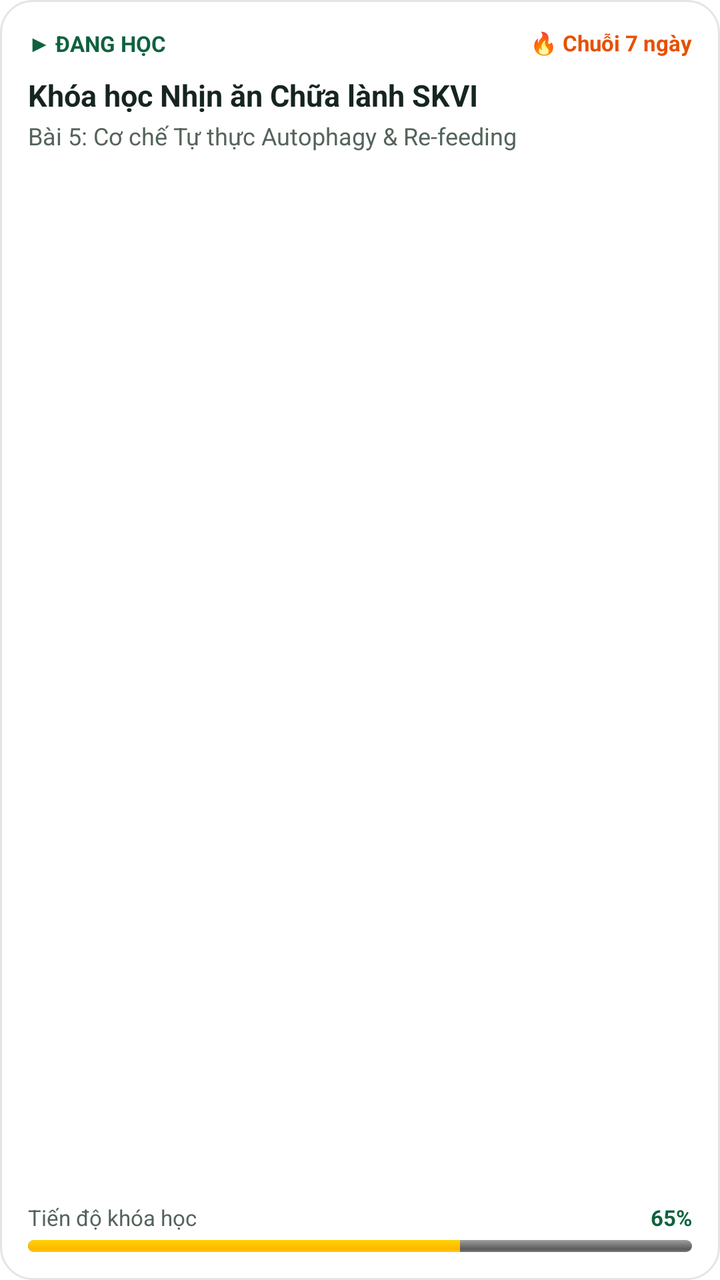
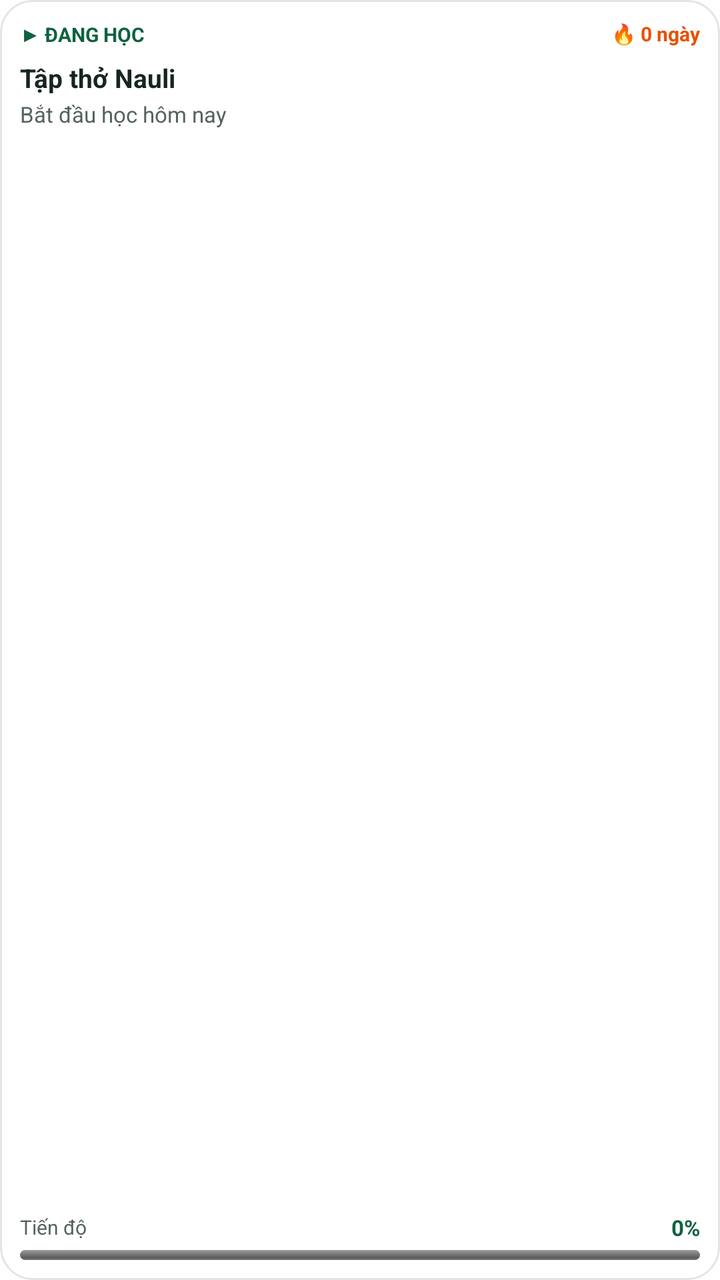

Screens rendered from an Android XML layout before and after an edit, with the pre-edit source and the edit as a unified diff.
<!-- AndroidManifest.xml: fallback theme Theme.MaterialComponents.DayNight.NoActionBar -->
<!-- res/layout/widget_course_resume.xml -->
<?xml version="1.0" encoding="utf-8"?>
<LinearLayout xmlns:android="http://schemas.android.com/apk/res/android"
    android:id="@+id/widget_root"
    android:layout_width="match_parent"
    android:layout_height="match_parent"
    android:orientation="vertical"
    android:padding="14dp"
    android:background="@drawable/widget_background">

    <RelativeLayout
        android:layout_width="match_parent"
        android:layout_height="wrap_content">

        <TextView
            android:id="@+id/tv_badge"
            android:layout_width="wrap_content"
            android:layout_height="wrap_content"
            android:text="▶ ĐANG HỌC"
            android:textColor="#0F623F"
            android:textSize="11sp"
            android:textStyle="bold" />

        <TextView
            android:id="@+id/tv_streak"
            android:layout_width="wrap_content"
            android:layout_height="wrap_content"
            android:layout_alignParentEnd="true"
            android:text="🔥 Chuỗi 7 ngày"
            android:textColor="#E65100"
            android:textSize="11sp"
            android:textStyle="bold" />
    </RelativeLayout>

    <TextView
        android:id="@+id/tv_course"
        android:layout_width="match_parent"
        android:layout_height="wrap_content"
        android:layout_marginTop="8dp"
        android:text="Khóa học Nhịn ăn Chữa lành SKVI"
        android:textColor="#16251E"
        android:textSize="15sp"
        android:textStyle="bold"
        android:maxLines="1"
        android:ellipsize="end" />

    <TextView
        android:id="@+id/tv_next_lesson"
        android:layout_width="match_parent"
        android:layout_height="wrap_content"
        android:layout_marginTop="2dp"
        android:text="Bài 5: Cơ chế Tự thực Autophagy &amp; Re-feeding"
        android:textColor="#55645B"
        android:textSize="12sp"
        android:maxLines="1"
        android:ellipsize="end" />

    <FrameLayout
        android:layout_width="match_parent"
        android:layout_height="0dp"
        android:layout_weight="1" />

    <RelativeLayout
        android:layout_width="match_parent"
        android:layout_height="wrap_content"
        android:layout_marginBottom="4dp">

        <TextView
            android:layout_width="wrap_content"
            android:layout_height="wrap_content"
            android:text="Tiến độ khóa học"
            android:textColor="#55645B"
            android:textSize="11sp" />

        <TextView
            android:id="@+id/tv_course_percent"
            android:layout_width="wrap_content"
            android:layout_height="wrap_content"
            android:layout_alignParentEnd="true"
            android:text="65%"
            android:textColor="#0F623F"
            android:textSize="11sp"
            android:textStyle="bold" />
    </RelativeLayout>

    <ProgressBar
        android:id="@+id/pb_course"
        style="@android:style/Widget.ProgressBar.Horizontal"
        android:layout_width="match_parent"
        android:layout_height="6dp"
        android:indeterminate="false"
        android:max="100"
        android:progress="65" />
</LinearLayout>
<!-- resources referenced by this layout -->
<resources>
  <!-- drawable widget_background (drawable) -->
  <?xml version="1.0" encoding="utf-8"?>
  <shape xmlns:android="http://schemas.android.com/apk/res/android">
      <solid android:color="#FFFFFF" />
      <corners android:radius="16dp" />
      <stroke
          android:width="1dp"
          android:color="#E0E7E2" />
  </shape>
</resources>

<!-- the commit's change to res/layout/widget_course_resume.xml (unified diff, before → after) -->
@@ -4,90 +4,103 @@
     android:layout_width="match_parent"
     android:layout_height="match_parent"
     android:orientation="vertical"
-    android:padding="14dp"
+    android:padding="10dp"
     android:background="@drawable/widget_background">
 
-    <RelativeLayout
+    
+    <LinearLayout
         android:layout_width="match_parent"
-        android:layout_height="wrap_content">
+        android:layout_height="wrap_content"
+        android:orientation="horizontal"
+        android:gravity="center_vertical">
 
         <TextView
             android:id="@+id/tv_badge"
-            android:layout_width="wrap_content"
+            android:layout_width="0dp"
             android:layout_height="wrap_content"
+            android:layout_weight="1"
             android:text="▶ ĐANG HỌC"
             android:textColor="#0F623F"
-            android:textSize="11sp"
-            android:textStyle="bold" />
+            android:textSize="10sp"
+            android:textStyle="bold"
+            android:singleLine="true"
+            android:ellipsize="end" />
 
         <TextView
             android:id="@+id/tv_streak"
             android:layout_width="wrap_content"
             android:layout_height="wrap_content"
-            android:layout_alignParentEnd="true"
-            android:text="🔥 Chuỗi 7 ngày"
+            android:layout_marginStart="4dp"
+            android:text="🔥 0 ngày"
             android:textColor="#E65100"
-            android:textSize="11sp"
+            android:textSize="10sp"
             android:textStyle="bold" />
-    </RelativeLayout>
+    </LinearLayout>
 
+    
     <TextView
         android:id="@+id/tv_course"
         android:layout_width="match_parent"
         android:layout_height="wrap_content"
-        android:layout_marginTop="8dp"
-        android:text="Khóa học Nhịn ăn Chữa lành SKVI"
+        android:layout_marginTop="6dp"
+        android:text="Tập thở Nauli"
         android:textColor="#16251E"
-        android:textSize="15sp"
+        android:textSize="13sp"
         android:textStyle="bold"
-        android:maxLines="1"
+        android:singleLine="true"
         android:ellipsize="end" />
 
+    
     <TextView
         android:id="@+id/tv_next_lesson"
         android:layout_width="match_parent"
         android:layout_height="wrap_content"
         android:layout_marginTop="2dp"
-        android:text="Bài 5: Cơ chế Tự thực Autophagy &amp; Re-feeding"
+        android:text="Bắt đầu học hôm nay"
         android:textColor="#55645B"
-        android:textSize="12sp"
-        android:maxLines="1"
+        android:textSize="11sp"
+        android:singleLine="true"
         android:ellipsize="end" />
 
+    
     <FrameLayout
         android:layout_width="match_parent"
         android:layout_height="0dp"
         android:layout_weight="1" />
 
-    <RelativeLayout
+    
+    <LinearLayout
         android:layout_width="match_parent"
         android:layout_height="wrap_content"
+        android:orientation="horizontal"
+        android:gravity="center_vertical"
         android:layout_marginBottom="4dp">
 
         <TextView
-            android:layout_width="wrap_content"
+            android:layout_width="0dp"
             android:layout_height="wrap_content"
-            android:text="Tiến độ khóa học"
+            android:layout_weight="1"
+            android:text="Tiến độ"
             android:textColor="#55645B"
-            android:textSize="11sp" />
+            android:textSize="10sp" />
 
         <TextView
             android:id="@+id/tv_course_percent"
             android:layout_width="wrap_content"
             android:layout_height="wrap_content"
-            android:layout_alignParentEnd="true"
-            android:text="65%"
+            android:text="0%"
             android:textColor="#0F623F"
             android:textSize="11sp"
             android:textStyle="bold" />
-    </RelativeLayout>
+    </LinearLayout>
 
+    
     <ProgressBar
         android:id="@+id/pb_course"
         style="@android:style/Widget.ProgressBar.Horizontal"
         android:layout_width="match_parent"
-        android:layout_height="6dp"
+        android:layout_height="5dp"
         android:indeterminate="false"
         android:max="100"
-        android:progress="65" />
+        android:progress="0" />
 </LinearLayout>
